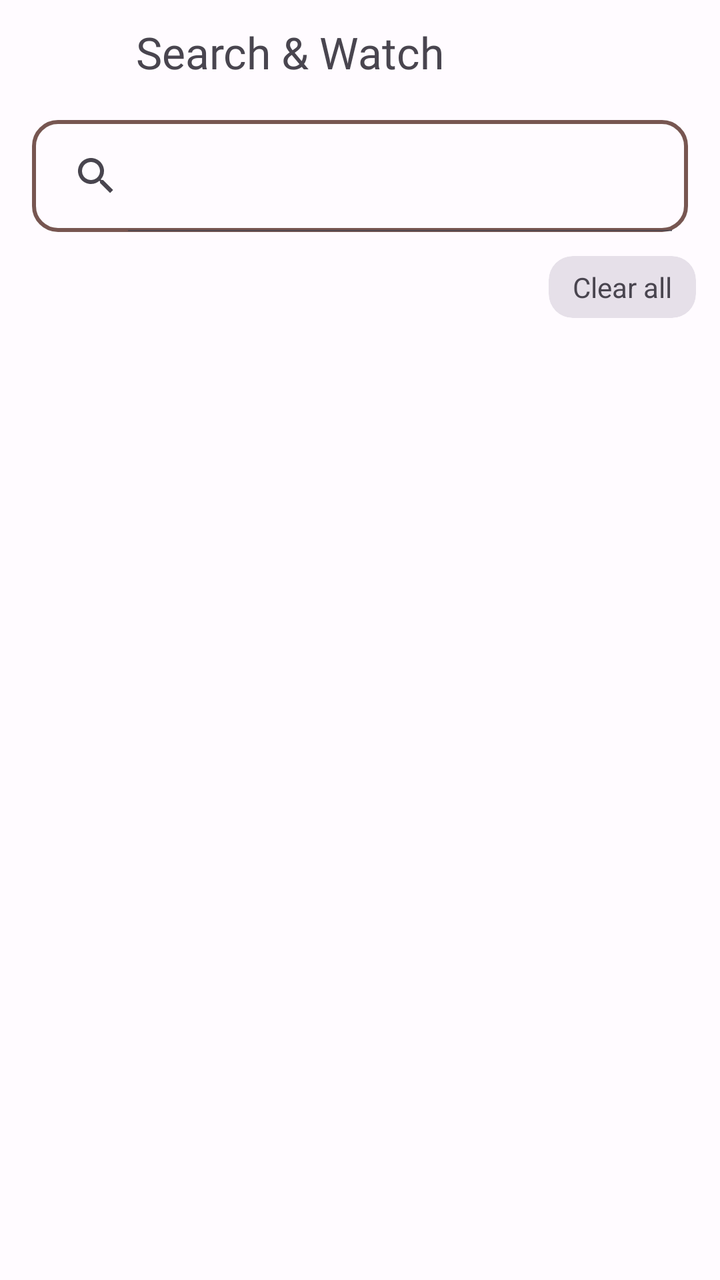
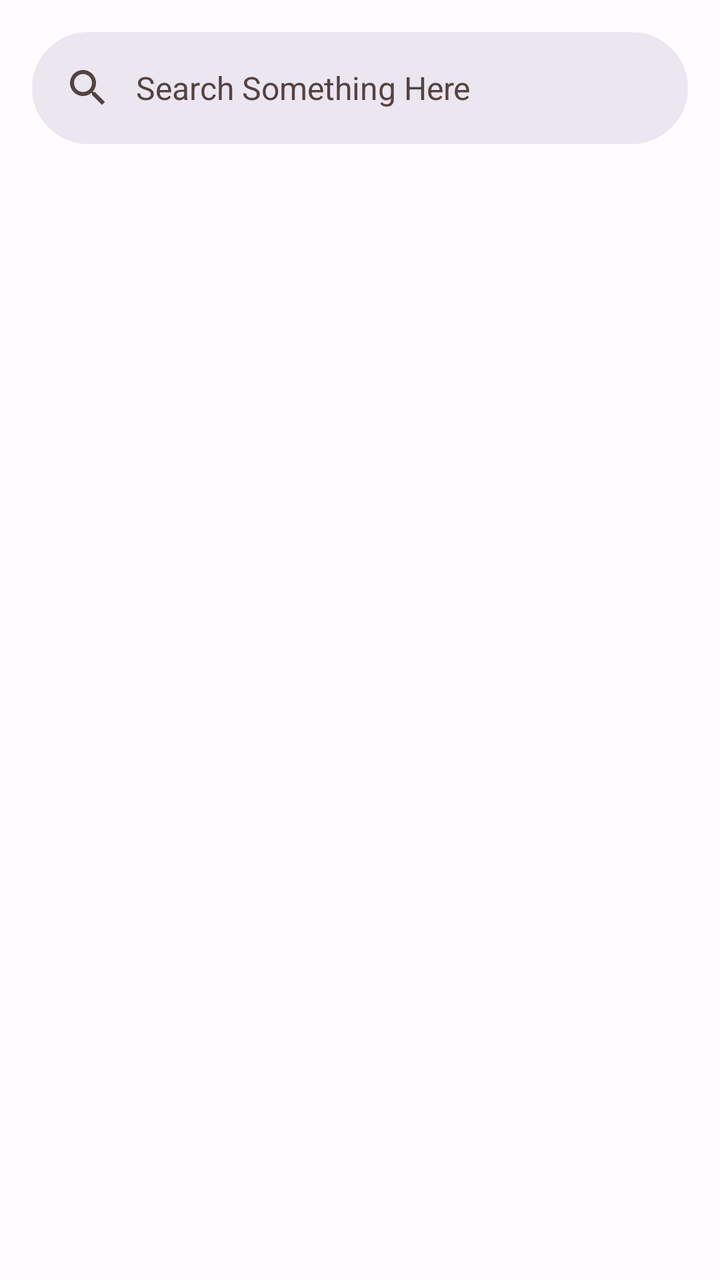

An Android layout rendered at two revisions. The XML below is the earlier revision; the diff shows what the commit changed to produce the second picture.
<!-- AndroidManifest.xml: application theme Theme.Dopamine -->
<!-- res/layout/fragment_search.xml -->
<?xml version="1.0" encoding="utf-8"?>
<androidx.constraintlayout.widget.ConstraintLayout xmlns:android="http://schemas.android.com/apk/res/android"
    xmlns:tools="http://schemas.android.com/tools"
    android:layout_width="match_parent"
    android:layout_height="match_parent"
    xmlns:app="http://schemas.android.com/apk/res-auto"
    tools:context=".fragments.Search">

    <com.google.android.material.appbar.AppBarLayout
        android:id="@+id/appBarLayout"
        android:layout_width="match_parent"
        android:layout_height="52dp"
        android:layout_marginStart="8dp"
        android:layout_marginEnd="16dp"
        app:layout_constraintEnd_toEndOf="parent"
        app:layout_constraintStart_toStartOf="parent"
        app:layout_constraintTop_toTopOf="parent">

        <com.google.android.material.appbar.MaterialToolbar
            android:id="@+id/topAppBar"
            android:layout_width="match_parent"
            android:layout_height="52dp">

            <com.google.android.material.imageview.ShapeableImageView
                android:id="@+id/userImage"
                android:layout_width="32dp"
                android:layout_height="32dp"
                android:layout_gravity="start"
                app:shapeAppearance="@style/ShapeAppearance.Material3.Corner.Full"
                android:layout_marginEnd="12dp" />

            <com.google.android.material.textview.MaterialTextView
                android:id="@+id/Search_che"
                android:layout_width="wrap_content"
                android:layout_height="wrap_content"
                android:layout_gravity="left"
                android:fontFamily="@font/circular_spotify"
                android:text="Search &amp; Watch "
                android:textSize="22sp" />

            <Button
                android:id="@+id/voiceSearch"
                style="?attr/materialIconButtonFilledTonalStyle"
                android:layout_width="wrap_content"
                android:layout_height="wrap_content"
                android:layout_gravity="end"
                android:layout_marginEnd="12dp"
                app:icon="@drawable/ic_voice_search" />

        </com.google.android.material.appbar.MaterialToolbar>

    </com.google.android.material.appbar.AppBarLayout>

    <SearchView
        android:id="@+id/searchVideo"
        android:layout_width="match_parent"
        android:layout_height="56dp"
        android:layout_marginStart="16dp"
        android:layout_marginTop="8dp"
        android:layout_marginEnd="16dp"
        android:iconifiedByDefault="false"
        android:background="@drawable/ic_search_background"
        app:layout_constraintEnd_toEndOf="parent"
        app:layout_constraintStart_toStartOf="parent"
        app:layout_constraintTop_toBottomOf="@+id/appBarLayout" />

    <com.google.android.material.card.MaterialCardView
        android:id="@+id/clear_all"
        android:layout_width="wrap_content"
        android:layout_height="wrap_content"
        app:layout_constraintEnd_toEndOf="parent"
        style="@style/Widget.Material3.CardView.Filled"
        android:layout_margin="12dp"
        app:layout_constraintTop_toBottomOf="@id/searchVideo">
        <com.google.android.material.textview.MaterialTextView
            android:id="@+id/clear_all_text"
            android:layout_width="wrap_content"
            android:layout_height="wrap_content"
            android:text="@string/clear_all"
            android:layout_marginStart="12dp"
            android:layout_marginTop="6dp"
            android:layout_marginEnd="12dp"
            android:layout_marginBottom="6dp"/>
    </com.google.android.material.card.MaterialCardView>

    <com.airbnb.lottie.LottieAnimationView
        android:id="@+id/searchEffect"
        android:layout_width="256dp"
        android:layout_height="256dp"
        android:layout_marginTop="96dp"
        android:visibility="invisible"
        app:layout_constraintEnd_toEndOf="parent"
        app:layout_constraintHorizontal_bias="0.496"
        app:layout_constraintStart_toStartOf="parent"
        app:layout_constraintTop_toBottomOf="@+id/clear_all"
        app:lottie_autoPlay="true"
        app:lottie_loop="true"
        app:lottie_rawRes="@raw/auth" />

    <androidx.recyclerview.widget.RecyclerView
        android:id="@+id/utilList"
        android:layout_width="match_parent"
        android:layout_height="0dp"
        android:layout_margin="4dp"
        app:layout_constraintEnd_toEndOf="parent"
        app:layout_constraintStart_toStartOf="parent"
        app:layout_constraintTop_toBottomOf="@+id/clear_all"
        tools:listitem="@layout/item_fragment_search" />

</androidx.constraintlayout.widget.ConstraintLayout>
<!-- res/layout/item_fragment_search.xml (included above) -->
<?xml version="1.0" encoding="utf-8"?>
<androidx.constraintlayout.widget.ConstraintLayout xmlns:android="http://schemas.android.com/apk/res/android"
    android:layout_width="match_parent"
    android:layout_height="wrap_content"
    xmlns:app="http://schemas.android.com/apk/res-auto">
    <com.google.android.material.textview.MaterialTextView
        android:id="@+id/textView"
        android:layout_width="wrap_content"
        android:layout_height="wrap_content"
        android:fontFamily="@font/circular_spotify"
        android:padding="12dp"
        android:text="Hello World!"
        android:textSize="18sp"
        android:layout_margin="4dp"
        android:textColor="?attr/colorControlActivated"
        app:layout_constraintBottom_toBottomOf="parent"
        app:layout_constraintStart_toStartOf="parent"
        app:layout_constraintTop_toTopOf="parent"
        app:layout_constraintVertical_bias="0.5" />
</androidx.constraintlayout.widget.ConstraintLayout>
<!-- resources referenced by this layout -->
<resources>
  <!-- drawable ic_search_background (drawable) -->
  <?xml version="1.0" encoding="utf-8"?>
  <shape xmlns:android="http://schemas.android.com/apk/res/android">
      <corners
          android:radius="12dp"/>
  
      <stroke
          android:color="?attr/colorControlActivated"
          android:width="2dp"/>
  </shape>
  <!-- drawable ic_voice_search (drawable) -->
  <vector xmlns:android="http://schemas.android.com/apk/res/android"
      android:width="24dp"
      android:height="24dp"
      android:viewportWidth="960"
      android:viewportHeight="960"
      android:tint="?attr/colorControlNormal">
    <path
        android:fillColor="@android:color/white"
        android:pathData="M480,560Q430,560 395,525Q360,490 360,440L360,200Q360,150 395,115Q430,80 480,80Q530,80 565,115Q600,150 600,200L600,440Q600,490 565,525Q530,560 480,560ZM440,840L440,717Q336,703 268,624Q200,545 200,440L280,440Q280,523 338.5,581.5Q397,640 480,640Q563,640 621.5,581.5Q680,523 680,440L760,440Q760,545 692,624Q624,703 520,717L520,840L440,840Z"/>
  </vector>
  <string name="clear_all">Clear all</string>
  <style name="Theme.Dopamine" parent="Base.Theme.Dopamine" />
  <color name="md_theme_light_primary">#C00100</color>
  <color name="md_theme_light_onPrimary">#FFFFFF</color>
  <color name="md_theme_light_primaryContainer">#FFDAD4</color>
  <color name="md_theme_light_onPrimaryContainer">#410000</color>
  <color name="md_theme_light_secondary">#775651</color>
  <color name="md_theme_light_onSecondary">#FFFFFF</color>
  <color name="md_theme_light_secondaryContainer">#FFDAD4</color>
  <color name="md_theme_light_onSecondaryContainer">#2C1512</color>
  <color name="md_theme_light_tertiary">#705C2E</color>
  <color name="md_theme_light_onTertiary">#FFFFFF</color>
  <color name="md_theme_light_tertiaryContainer">#FBDFA6</color>
  <color name="md_theme_light_onTertiaryContainer">#251A00</color>
  <color name="md_theme_light_error">#BA1A1A</color>
  <color name="md_theme_light_errorContainer">#FFDAD6</color>
  <color name="md_theme_light_onError">#FFFFFF</color>
  <color name="md_theme_light_onErrorContainer">#410002</color>
  <color name="md_theme_light_background">#FFFBFF</color>
  <color name="md_theme_light_onBackground">#201A19</color>
  <color name="md_theme_light_surface">#FFFBFF</color>
  <color name="md_theme_light_onSurface">#201A19</color>
  <color name="md_theme_light_surfaceVariant">#F5DDDA</color>
  <color name="md_theme_light_onSurfaceVariant">#534341</color>
  <color name="md_theme_light_outline">#857370</color>
  <color name="md_theme_light_inverseOnSurface">#FBEEEC</color>
  <color name="md_theme_light_inverseSurface">#362F2E</color>
  <color name="md_theme_light_inversePrimary">#FFB4A8</color>
  <!-- unchanged entries left out for length: 1 -->
</resources>

<!-- the commit's change to res/layout/fragment_search.xml (unified diff, before → after) -->
@@ -1,131 +1,36 @@
 <?xml version="1.0" encoding="utf-8"?>
-<androidx.constraintlayout.widget.ConstraintLayout xmlns:android="http://schemas.android.com/apk/res/android"
+<androidx.coordinatorlayout.widget.CoordinatorLayout xmlns:android="http://schemas.android.com/apk/res/android"
     xmlns:tools="http://schemas.android.com/tools"
     android:layout_width="match_parent"
     android:layout_height="match_parent"
     xmlns:app="http://schemas.android.com/apk/res-auto"
     tools:context=".fragments.Search">
 
+    
+    <androidx.core.widget.NestedScrollView
+        android:layout_width="match_parent"
+        android:layout_height="match_parent"
+        app:layout_behavior="@string/searchbar_scrolling_view_behavior">
+        
+    </androidx.core.widget.NestedScrollView>
+
     <com.google.android.material.appbar.AppBarLayout
-        android:id="@+id/appBarLayout"
         android:layout_width="match_parent"
-        android:layout_height="52dp"
-        android:layout_marginStart="8dp"
-        android:layout_marginEnd="16dp"
-        app:layout_constraintEnd_toEndOf="parent"
-        app:layout_constraintStart_toStartOf="parent"
-        app:layout_constraintTop_toTopOf="parent">
-
-        <com.google.android.material.appbar.MaterialToolbar
-            android:id="@+id/topAppBar"
+        android:layout_height="wrap_content">
+        <com.google.android.material.search.SearchBar
+            android:id="@+id/search_bar"
             android:layout_width="match_parent"
-            android:layout_height="52dp">
-
-            <com.google.android.material.imageview.ShapeableImageView
-                android:id="@+id/userImage"
-                android:layout_width="32dp"
-                android:layout_height="32dp"
-                android:layout_gravity="start"
-                app:shapeAppearance="@style/ShapeAppearance.Material3.Corner.Full"
-                android:layout_marginEnd="12dp" />
-
-            <com.google.android.material.textview.MaterialTextView
-                android:id="@+id/Search_che"
-                android:layout_width="wrap_content"
-                android:layout_height="wrap_content"
-                android:layout_gravity="left"
-                android:fontFamily="@font/circular_spotify"
-                android:text="Search &amp; Watch "
-                android:textSize="22sp" />
-
-            <Button
-                android:id="@+id/voiceSearch"
-                style="?attr/materialIconButtonFilledTonalStyle"
-                android:layout_width="wrap_content"
-                android:layout_height="wrap_content"
-                android:layout_gravity="end"
-                android:layout_marginEnd="12dp"
-                app:icon="@drawable/ic_voice_search" />
-
-        </com.google.android.material.appbar.MaterialToolbar>
-
+            android:layout_height="wrap_content"
+            android:hint="@string/searchbar_hint" />
     </com.google.android.material.appbar.AppBarLayout>
 
-    <SearchView
-        android:id="@+id/searchVideo"
+    <com.google.android.material.search.SearchView
         android:layout_width="match_parent"
-        android:layout_height="56dp"
-        android:layout_marginStart="16dp"
-        android:layout_marginTop="8dp"
-        android:layout_marginEnd="16dp"
-        android:iconifiedByDefault="false"
-        android:background="@drawable/ic_search_background"
-        app:layout_constraintEnd_toEndOf="parent"
-        app:layout_constraintStart_toStartOf="parent"
-        app:layout_constraintTop_toBottomOf="@+id/appBarLayout" />
+        android:layout_height="match_parent"
+        android:hint="@string/searchbar_hint"
+        app:layout_anchor="@id/search_bar">
 
-    <com.google.android.material.card.MaterialCardView
-        android:id="@+id/clear_all"
-        android:layout_width="wrap_content"
-        android:layout_height="wrap_content"
-        app:layout_constraintEnd_toEndOf="parent"
-        style="@style/Widget.Material3.CardView.Filled"
-        android:layout_margin="12dp"
-        app:layout_constraintTop_toBottomOf="@id/searchVideo">
-        <com.google.android.material.textview.MaterialTextView
-            android:id="@+id/clear_all_text"
-            android:layout_width="wrap_content"
-            android:layout_height="wrap_content"
-            android:text="@string/clear_all"
-            android:layout_marginStart="12dp"
-            android:layout_marginTop="6dp"
-            android:layout_marginEnd="12dp"
-            android:layout_marginBottom="6dp"/>
-    </com.google.android.material.card.MaterialCardView>
+        
 
-    <com.airbnb.lottie.LottieAnimationView
-        android:id="@+id/searchEffect"
-        android:layout_width="256dp"
-        android:layout_height="256dp"
-        android:layout_marginTop="96dp"
-        android:visibility="invisible"
-        app:layout_constraintEnd_toEndOf="parent"
-        app:layout_constraintHorizontal_bias="0.496"
-        app:layout_constraintStart_toStartOf="parent"
-        app:layout_constraintTop_toBottomOf="@+id/clear_all"
-        app:lottie_autoPlay="true"
-        app:lottie_loop="true"
-        app:lottie_rawRes="@raw/auth" />
-
-    <androidx.recyclerview.widget.RecyclerView
-        android:id="@+id/utilList"
-        android:layout_width="match_parent"
-        android:layout_height="0dp"
-        android:layout_margin="4dp"
-        app:layout_constraintEnd_toEndOf="parent"
-        app:layout_constraintStart_toStartOf="parent"
-        app:layout_constraintTop_toBottomOf="@+id/clear_all"
-        tools:listitem="@layout/item_fragment_search" />
-
-</androidx.constraintlayout.widget.ConstraintLayout>
-<!-- res/layout/item_fragment_search.xml (included above) -->
-<?xml version="1.0" encoding="utf-8"?>
-<androidx.constraintlayout.widget.ConstraintLayout xmlns:android="http://schemas.android.com/apk/res/android"
-    android:layout_width="match_parent"
-    android:layout_height="wrap_content"
-    xmlns:app="http://schemas.android.com/apk/res-auto">
-    <com.google.android.material.textview.MaterialTextView
-        android:id="@+id/textView"
-        android:layout_width="wrap_content"
-        android:layout_height="wrap_content"
-        android:fontFamily="@font/circular_spotify"
-        android:padding="12dp"
-        android:text="Hello World!"
-        android:textSize="18sp"
-        android:layout_margin="4dp"
-        android:textColor="?attr/colorControlActivated"
-        app:layout_constraintBottom_toBottomOf="parent"
-        app:layout_constraintStart_toStartOf="parent"
-        app:layout_constraintTop_toTopOf="parent"
-        app:layout_constraintVertical_bias="0.5" />
-</androidx.constraintlayout.widget.ConstraintLayout>
+    </com.google.android.material.search.SearchView>
+</androidx.coordinatorlayout.widget.CoordinatorLayout>
<!-- resource entries referenced after the edit -->
@@ -1,27 +1,6 @@
 <!-- resources referenced by this layout -->
 <resources>
-  <!-- drawable ic_search_background (drawable) -->
-  <?xml version="1.0" encoding="utf-8"?>
-  <shape xmlns:android="http://schemas.android.com/apk/res/android">
-      <corners
-          android:radius="12dp"/>
-  
-      <stroke
-          android:color="?attr/colorControlActivated"
-          android:width="2dp"/>
-  </shape>
-  <!-- drawable ic_voice_search (drawable) -->
-  <vector xmlns:android="http://schemas.android.com/apk/res/android"
-      android:width="24dp"
-      android:height="24dp"
-      android:viewportWidth="960"
-      android:viewportHeight="960"
-      android:tint="?attr/colorControlNormal">
-    <path
-        android:fillColor="@android:color/white"
-        android:pathData="M480,560Q430,560 395,525Q360,490 360,440L360,200Q360,150 395,115Q430,80 480,80Q530,80 565,115Q600,150 600,200L600,440Q600,490 565,525Q530,560 480,560ZM440,840L440,717Q336,703 268,624Q200,545 200,440L280,440Q280,523 338.5,581.5Q397,640 480,640Q563,640 621.5,581.5Q680,523 680,440L760,440Q760,545 692,624Q624,703 520,717L520,840L440,840Z"/>
-  </vector>
-  <string name="clear_all">Clear all</string>
+  <string name="searchbar_hint">Search Something Here </string>
   <style name="Theme.Dopamine" parent="Base.Theme.Dopamine" />
   <color name="md_theme_light_primary">#C00100</color>
   <color name="md_theme_light_onPrimary">#FFFFFF</color>
